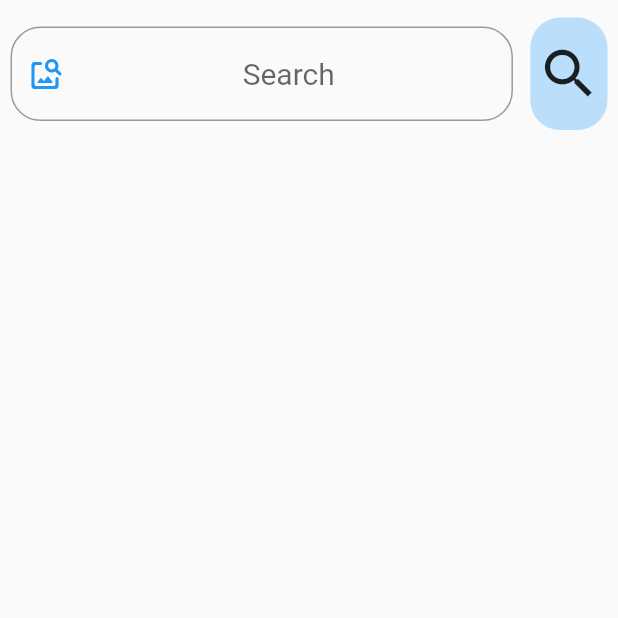
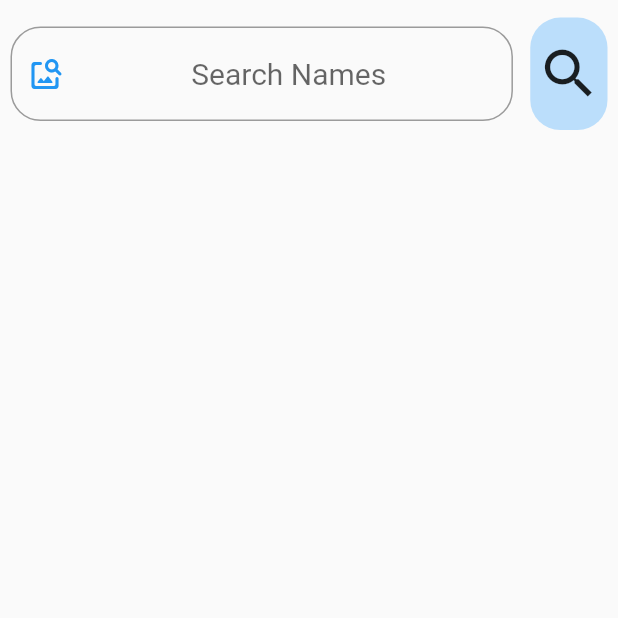
Before and after one commit to Shirshak-Ach/Hamro-Chitchat, a Flutter app: the SearchScreen screen opened directly, on a phone screen of 412 x 824 dp, the top half of it. Run offline on Flutter 3.47's test engine with Material 2 defaults, Android fonts, the phone set to English and light mode, and no system bars; our stand-ins replace cloud_firestore, firebase_auth, firebase_core, firebase_database, google_sign_in; accounts and stored records are empty.

Commit message:
Adding Important UIs to the Search Screen.

```diff
--- a/lib/Screen/Search.dart
+++ b/lib/Screen/Search.dart
@@ -1,6 +1,7 @@
 import 'package:cloud_firestore/cloud_firestore.dart';
 import 'package:firebase_auth/firebase_auth.dart';
 import 'package:flutter/material.dart';
+import 'package:hamro_chitchat/Screen/BottomNavigation.dart';
 import 'package:hamro_chitchat/Screen/Chat.dart';
 
 class SearchScreen extends StatefulWidget {
@@ -74,10 +75,29 @@ class _SearchScreenState extends State<SearchScreen>
     return Scaffold(
         body: isLoading
             ? Center(
-                child: Container(
-                  height: size.height / 20,
-                  width: size.width / 20,
-                  child: CircularProgressIndicator(),
+                child: Column(
+                  mainAxisAlignment: MainAxisAlignment.center,
+                  children: [
+                    CircularProgressIndicator(),
+                    SizedBox(
+                      height: MediaQuery.of(context).size.height / 20,
+                    ),
+                    Container(
+                      color: Colors.white,
+                      child: TextButton(
+                        onPressed: () {
+                          Navigator.push(
+                              context,
+                              MaterialPageRoute(
+                                  builder: (context) => BottomNavigation()));
+                          ScaffoldMessenger.of(context).showSnackBar(const SnackBar(
+                              content: Text(
+                                  'Please Enter the Exact Name Of The Person')));
+                        },
+                        child: Text("What Was The Issue?"),
+                      ),
+                    )
+                  ],
                 ),
               )
             : Column(children: [
@@ -96,7 +116,7 @@ class _SearchScreenState extends State<SearchScreen>
                               style: TextStyle(fontSize: 20),
                               decoration: InputDecoration(
                                 hintStyle: TextStyle(fontSize: 20),
-                                hintText: "Search",
+                                hintText: "Search Names",
                                 border: OutlineInputBorder(
                                     borderSide: BorderSide(
                                       color: Colors.blue,
```
